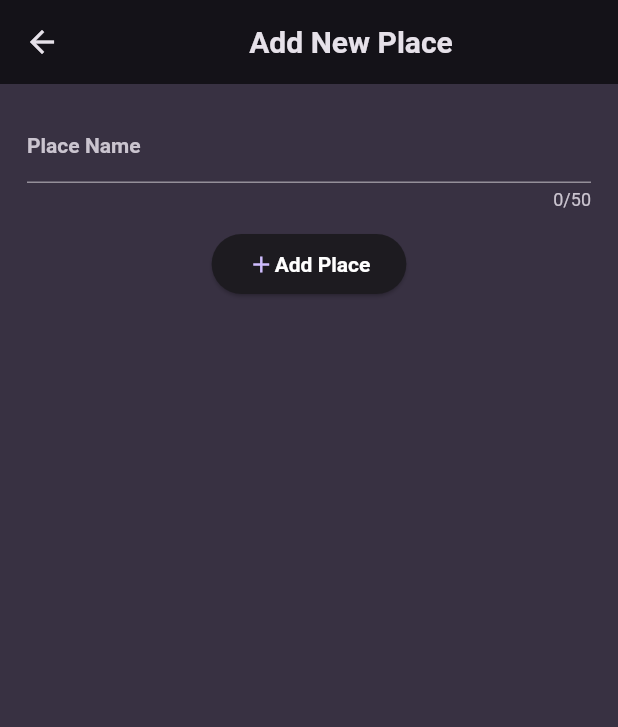
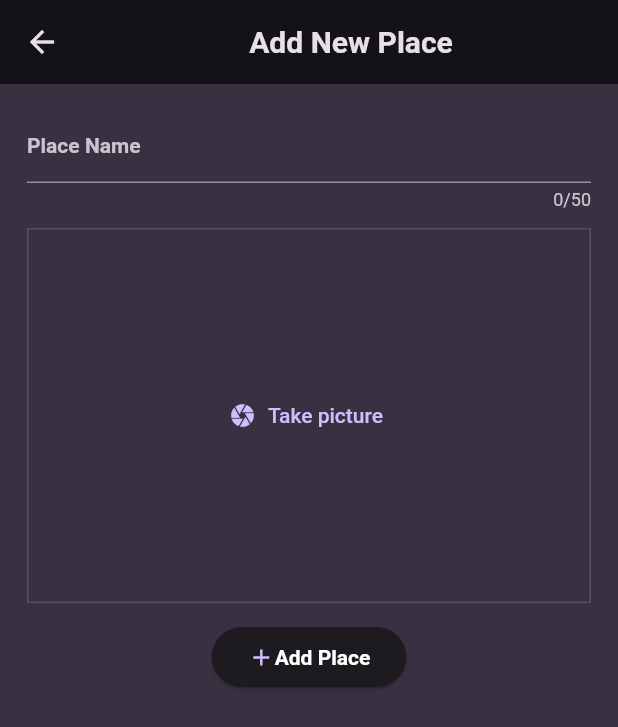
Before and after one commit to 1amSumit/your-places-flutter, a Flutter app: the AddPlace screen opened directly, on a phone screen of 412 x 824 dp. Shown: the top 727 px of the screen. Run offline on Flutter 3.47's test engine with Material 2 defaults, Android fonts, the phone set to English and light mode, and no system bars; our stand-ins replace flutter_riverpod, google_fonts, image_picker.

Commit message:
image picker as camera added to app

```diff
--- a/lib/models/place_model.dart
+++ b/lib/models/place_model.dart
@@ -1,5 +1,9 @@
+import "package:uuid/uuid.dart";
+
+const uuid = Uuid();
+
 class Place {
-  const Place({required this.id, required this.name});
+  Place({required this.name}) : id = uuid.v4();
   final String name;
   final String id;
 }
--- a/lib/screens/add_place.dart
+++ b/lib/screens/add_place.dart
@@ -3,6 +3,7 @@ import 'package:flutter_riverpod/flutter_riverpod.dart';
 import 'package:services/main.dart';
 import 'package:services/models/place_model.dart';
 import 'package:services/provider/places_provider.dart';
+import 'package:services/widget/image_input.dart';
 
 class AddPlace extends ConsumerStatefulWidget {
   const AddPlace({super.key});
@@ -19,7 +20,7 @@ class _AddPlaceState extends ConsumerState<AddPlace> {
       _formKey.currentState!.save();
 
       ref.read(placesProvider.notifier).addPlace(
-            Place(id: DateTime.now().toString(), name: enteredPlaceName),
+            Place(name: enteredPlaceName),
           );
       Navigator.pop(context);
     }
@@ -65,6 +66,10 @@ class _AddPlaceState extends ConsumerState<AddPlace> {
               const SizedBox(
                 height: 12,
               ),
+              ImageInput(),
+              const SizedBox(
+                height: 12,
+              ),
               Row(
                 mainAxisAlignment: MainAxisAlignment.center,
                 children: [
--- /dev/null
+++ b/lib/widget/image_input.dart
@@ -0,0 +1,57 @@
+import 'dart:io';
+
+import 'package:flutter/material.dart';
+import 'package:image_picker/image_picker.dart';
+
+class ImageInput extends StatefulWidget {
+  const ImageInput({super.key});
+
+  @override
+  State<ImageInput> createState() => _ImageInputState();
+}
+
+class _ImageInputState extends State<ImageInput> {
+  File? _takenImage;
+  void _takePicture() async {
+    final imagePicker = ImagePicker();
+    final pickedImage = await imagePicker.pickImage(
+      source: ImageSource.camera,
+      maxWidth: 600,
+    );
+
+    if (pickedImage == null) {
+      return;
+    }
+    setState(() {
+      _takenImage = File(pickedImage.path);
+    });
+  }
+
+  @override
+  Widget build(BuildContext context) {
+    Widget content = TextButton.icon(
+      onPressed: _takePicture,
+      icon: const Icon(Icons.camera),
+      label: const Text("Take picture"),
+    );
+
+    if (_takenImage != null) {
+      content = Image.file(
+        _takenImage!,
+        fit: BoxFit.cover,
+        width: double.infinity,
+        height: double.infinity,
+      );
+    }
+    return Container(
+        decoration: BoxDecoration(
+          border: Border.all(
+              width: 1,
+              color: Theme.of(context).colorScheme.primary.withOpacity(0.2)),
+        ),
+        height: 250,
+        width: double.infinity,
+        alignment: Alignment.center,
+        child: content);
+  }
+}
--- a/pubspec.yaml
+++ b/pubspec.yaml
@@ -37,6 +37,8 @@ dependencies:
   cupertino_icons: ^1.0.2
   google_fonts: ^6.1.0
   flutter_riverpod: ^2.4.5
+  uuid: ^4.2.1
+  image_picker: ^1.0.4
 
 dev_dependencies:
   flutter_test:
```
Also changed, not shown: lib/data/dummy_data.dart (+6 -6 lines), pubspec.lock, 5 other files.
